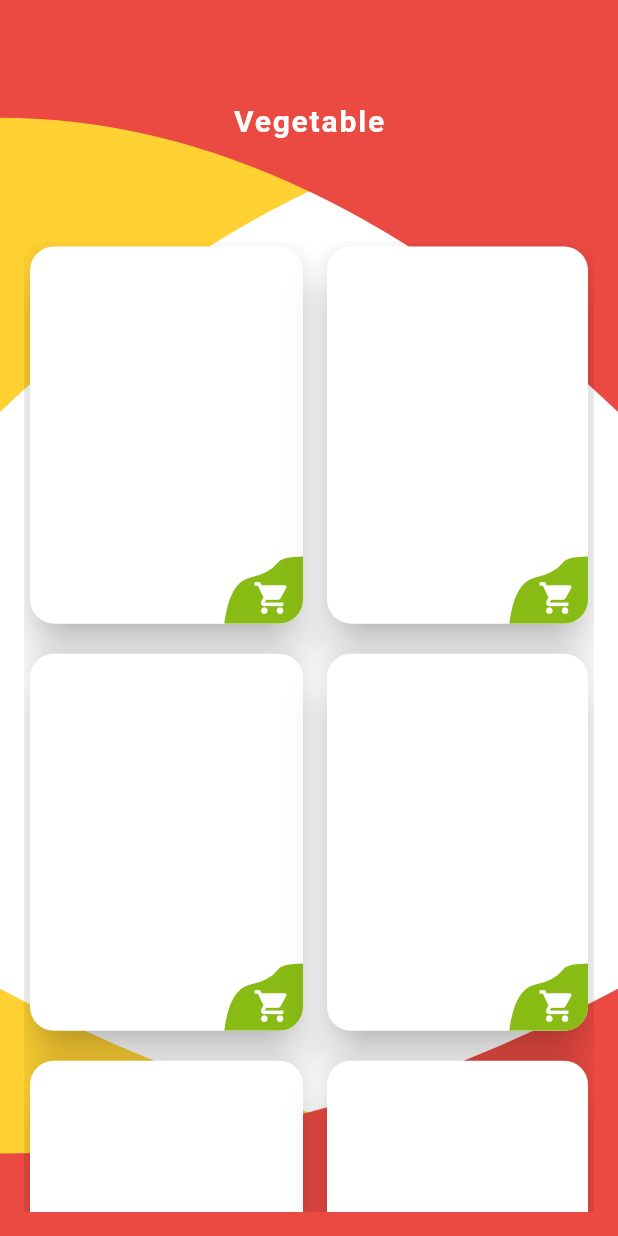
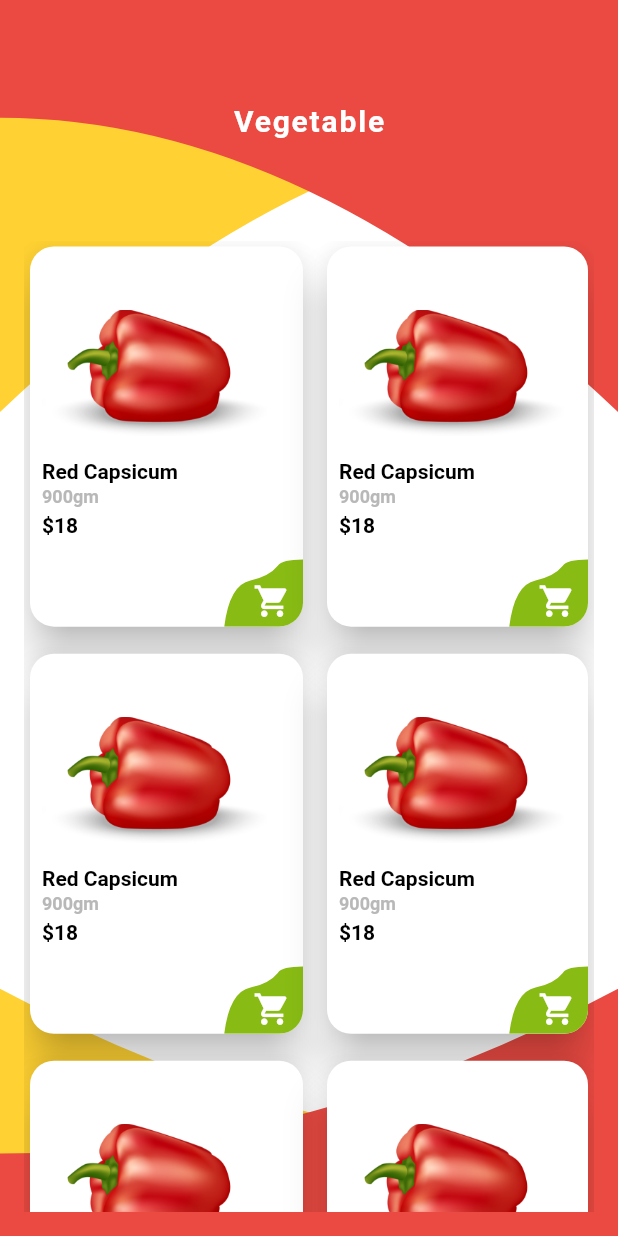
Before and after one commit to jeremy02/flutter_vegetable_app, a Flutter app: the screen it shows after launch, after a tap on the "arrow forward" icon, on a phone screen of 412 x 824 dp. Run offline on Flutter 3.47's test engine with Material 2 defaults, Android fonts, the phone set to English and light mode, and no system bars; Roboto replaces fonts that are missing (Softelegance).

Commit message:
added grid list card UI

```diff
--- a/lib/components/home_screen_content.dart
+++ b/lib/components/home_screen_content.dart
@@ -49,7 +49,7 @@ class HomeScreenContent extends StatelessWidget{
 											return Padding(
 												padding: EdgeInsets.only(
 													top: 0.0,
-													bottom: 12.0,
+													bottom: 10.0,
 													left: index % 2 == 0 ? 0.0 : 8.0,
 												),
 												child: VegetableItem(childAspectRatio : childAspectRatio),
--- a/lib/screens/splash_screen.dart
+++ b/lib/screens/splash_screen.dart
@@ -45,7 +45,7 @@ class SplashScreen extends StatelessWidget{
 											Text(
 												"Get fresh vegetables at your home easily",
 												style: TextStyle(
-													color: Colors.grey.shade600,
+													color: Color.fromRGBO(185, 184, 184, 1.0),
 													fontSize: 18.0,
 													fontWeight: FontWeight.bold,
 												),
--- a/lib/widgets/vegetable_item.dart
+++ b/lib/widgets/vegetable_item.dart
@@ -19,6 +19,7 @@ class VegetableItem extends StatelessWidget{
 				},
 				child: Stack(
 					children: <Widget>[
+						buildImageAndTextContent(childAspectRatio),
 						buildAddToCartIcon(childAspectRatio),
 					],
 				),
@@ -28,6 +29,69 @@ class VegetableItem extends StatelessWidget{
 		);
 	}
 
+	Widget buildImageAndTextContent(double childAspectRatio) {
+		return Positioned(
+			top: childAspectRatio*60,
+			child: Column(
+				crossAxisAlignment: CrossAxisAlignment.start,
+				children: <Widget>[
+					Padding(
+						padding: EdgeInsets.only(
+							left: 8.0,
+							right: 8.0,
+						),
+						child: Image.asset(
+							"assets/images/red_capsicum.png",
+							fit: BoxFit.cover,
+							height: childAspectRatio*120,
+						),
+					),
+					Padding(
+						padding: EdgeInsets.only(
+							top: 16.0,
+							left: 8.0,
+							right: 8.0,
+						),
+						child: Text(
+							"Red Capsicum",
+							style: TextStyle(
+								fontWeight: FontWeight.bold,
+								color: Colors.black,
+							),
+						),
+					),
+					Padding(
+						padding: EdgeInsets.symmetric(
+							vertical: 2.0,
+							horizontal: 8.0,
+						),
+						child: Text(
+							"900gm",
+							style: TextStyle(
+								fontWeight: FontWeight.bold,
+								color: Color.fromRGBO(185, 184, 184, 1.0),
+								fontSize: 12.0,
+							),
+						),
+					),
+					Padding(
+						padding: EdgeInsets.symmetric(
+							vertical: 2.0,
+							horizontal: 8.0,
+						),
+						child: Text(
+							"\$18",
+							style: TextStyle(
+								fontWeight: FontWeight.bold,
+								color: Colors.black,
+								fontSize: 14.0,
+							),
+						),
+					),
+				],
+			)
+		);
+	}
 
 	Widget buildAddToCartIcon(double childAspectRatio) {
 		return Align(
```
Also changed, not shown: assets/images/red_capsicum.png (added).
